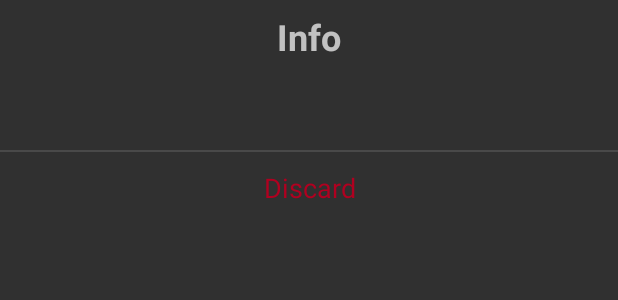
After one commit to scar20/MWFonofoneModel, an Android app: the layout info_dialog.xml on its own in the app's theme, with its tools: preview values and no code run, on a phone screen of 412 x 824 dp. The commit adds this screen. Shown: the top 300 px of the screen. Run offline under Robolectric (Android 15) with nearby library versions, the phone set to English and light mode, and no system bars.

Commit message:
added audio system info dialog

```diff
--- /dev/null
+++ b/app/src/main/res/drawable/ic_baseline_error_outline_24.xml
@@ -0,0 +1,5 @@
+<vector android:height="24dp" android:tint="#FF6702"
+    android:viewportHeight="24" android:viewportWidth="24"
+    android:width="24dp" xmlns:android="http://schemas.android.com/apk/res/android">
+    <path android:fillColor="@android:color/white" android:pathData="M11,15h2v2h-2zM11,7h2v6h-2zM11.99,2C6.47,2 2,6.48 2,12s4.47,10 9.99,10C17.52,22 22,17.52 22,12S17.52,2 11.99,2zM12,20c-4.42,0 -8,-3.58 -8,-8s3.58,-8 8,-8 8,3.58 8,8 -3.58,8 -8,8z"/>
+</vector>
--- a/app/src/main/res/layout/activity_main.xml
+++ b/app/src/main/res/layout/activity_main.xml
@@ -81,5 +81,6 @@
         android:scaleType="center"
         android:src="@drawable/ic_mixer_24px"
         android:tint="@color/default_selection"
-        tools:src="@drawable/ic_mixer_24px" />
+        tools:src="@drawable/ic_mixer_24px"
+        android:soundEffectsEnabled="false"/>
 </RelativeLayout>
--- /dev/null
+++ b/app/src/main/res/layout/info_dialog.xml
@@ -0,0 +1,58 @@
+<?xml version="1.0" encoding="utf-8"?>
+<androidx.appcompat.widget.LinearLayoutCompat xmlns:android="http://schemas.android.com/apk/res/android"
+    android:layout_width="match_parent"
+    android:layout_height="400dp"
+    android:orientation="vertical">
+
+    <TextView
+        android:id="@+id/title"
+        android:layout_width="match_parent"
+        android:layout_height="wrap_content"
+        android:layout_gravity="center"
+        android:paddingTop="8dp"
+        android:paddingBottom="8dp"
+        android:text="Info"
+        android:textAlignment="center"
+        android:textAppearance="@style/TextAppearance.AppCompat.Medium"
+        android:textSize="24sp"
+        android:textStyle="bold" />
+
+    <TextView
+        android:id="@+id/info_text"
+        android:layout_width="match_parent"
+        android:layout_height="wrap_content"
+        android:layout_gravity="center_horizontal"
+        android:layout_marginBottom="16dp"
+        android:paddingStart="4dp"
+        android:paddingTop="8dp"
+        android:paddingBottom="8dp"
+        android:textSize="14sp" />
+
+
+    <View
+        android:id="@+id/divider2"
+        android:layout_width="match_parent"
+        android:layout_height="1dp"
+        android:background="?android:attr/listDivider" />
+
+    <LinearLayout
+        android:layout_width="match_parent"
+        android:layout_height="48dp"
+        android:divider="?attr/dividerVertical"
+        android:orientation="horizontal"
+        android:showDividers="middle">
+
+        <TextView
+            android:id="@+id/discard_button"
+            android:layout_width="match_parent"
+            android:layout_height="match_parent"
+            android:gravity="center"
+            android:text="Discard"
+            android:textAlignment="gravity"
+            android:textAppearance="@style/TextAppearance.AppCompat.Medium"
+            android:textColor="@color/design_default_color_error" />
+
+
+    </LinearLayout>
+
+</androidx.appcompat.widget.LinearLayoutCompat>
```
Also changed, not shown: app/src/main/java/com/scarette/mwfonofonemodel/InfoDialog.java (added, +126 -0 lines), app/src/main/java/com/scarette/mwfonofonemodel/MainActivity.java (+25 -0 lines), app/src/main/res/menu/info_menu.xml (added, +10 -0 lines).
